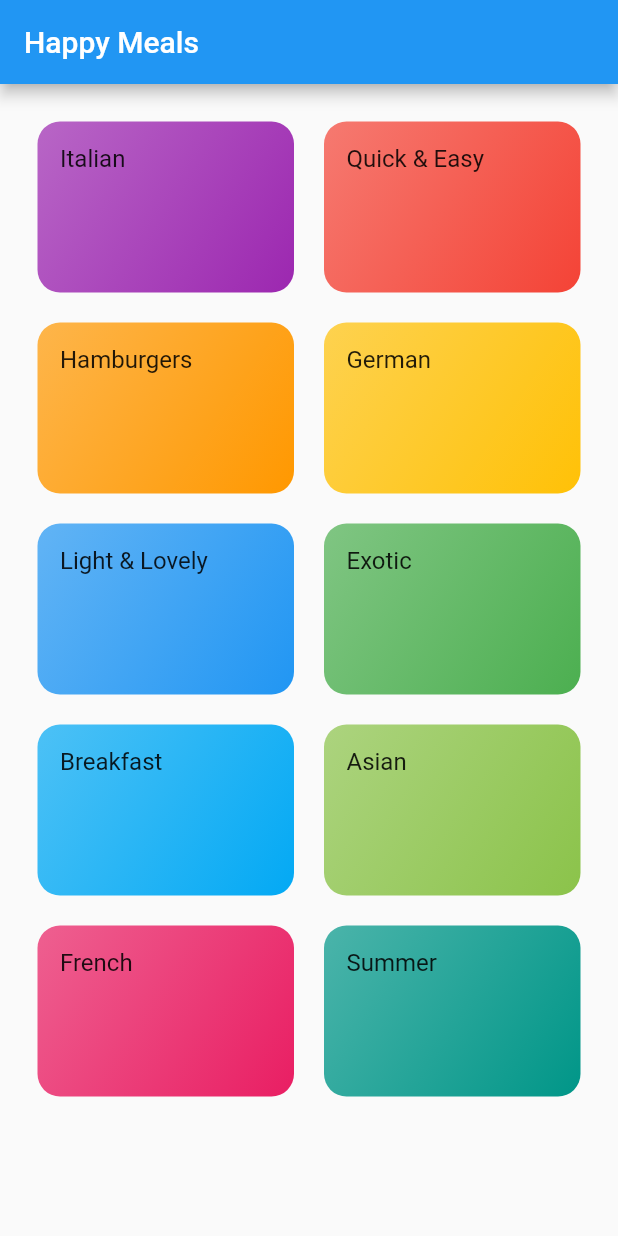
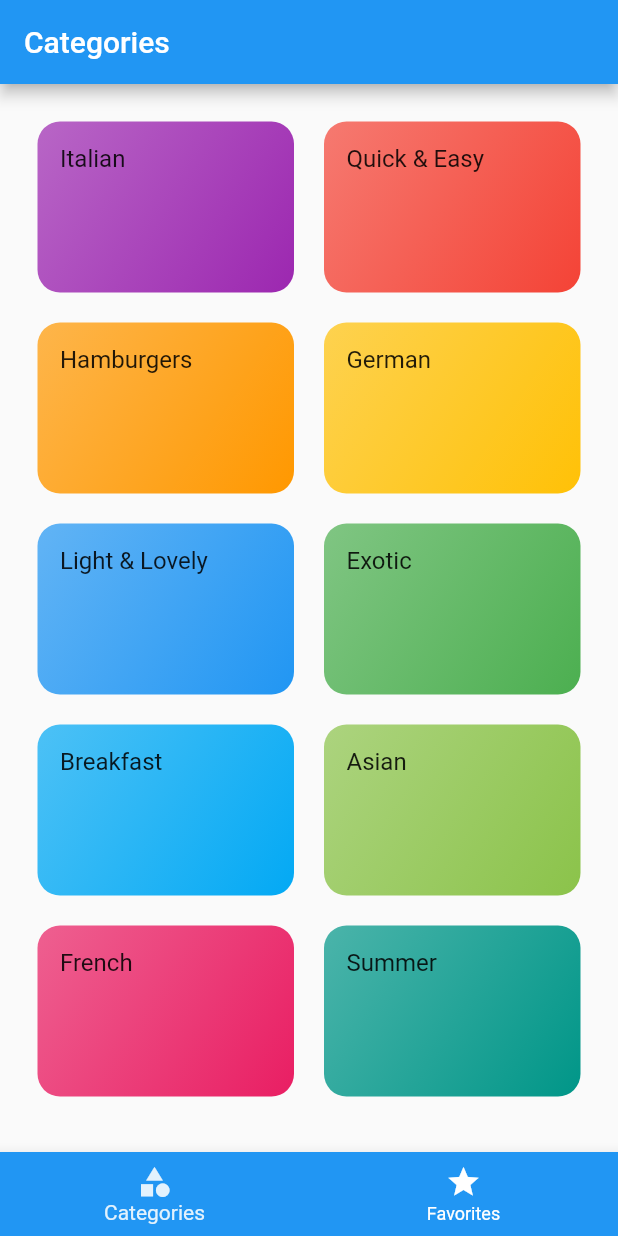
Before and after one commit to williamdeli/Project_Flutter_MealApp, a Flutter app: the screen it shows after launch, on a phone screen of 412 x 824 dp. Run offline on Flutter 3.47's test engine with Material 2 defaults, Android fonts, the phone set to English and light mode, and no system bars.

Commit message:
Step 12. Integrate TabScreen into meal app

```diff
--- a/lib/categories_screen.dart
+++ b/lib/categories_screen.dart
@@ -8,9 +8,9 @@ class CategoriesScreen extends StatelessWidget {
   @override
   Widget build(BuildContext context) {
     return Scaffold(
-      appBar: AppBar(
-        title: const Text('Happy Meals'),
-      ),
+      // appBar: AppBar(
+      //   title: const Text('Happy Meals'),
+      // ),
       body: GridView(
         padding: const EdgeInsets.all(25),
         gridDelegate: const SliverGridDelegateWithMaxCrossAxisExtent(
--- /dev/null
+++ b/lib/favorite_screen.dart
@@ -0,0 +1,12 @@
+import 'package:flutter/material.dart';
+
+class FavoriteScreen extends StatelessWidget {
+  const FavoriteScreen({super.key});
+
+  @override
+  Widget build(BuildContext context) {
+    return const Center(
+      child: Text('Favorite Screen'),
+    );
+  }
+}
--- a/lib/main.dart
+++ b/lib/main.dart
@@ -3,6 +3,7 @@ import 'package:flutter/material.dart';
 import 'categories_screen.dart';
 import 'recipe_screen.dart';
 import 'detail_screen.dart';
+import 'tabs_screen.dart';
 
 void main() {
   runApp(const MainApp());
@@ -18,7 +19,7 @@ class MainApp extends StatelessWidget {
       theme: ThemeData(primarySwatch: Colors.blue),
       // home: const CategoriesScreen(),
       routes: {
-        '/': (context) => const CategoriesScreen(),
+        '/': (context) => const TabsScreen(),
         RecipeScreen.routeName: (context) => const RecipeScreen(),
         DetailScreen.routeName: (context) => const DetailScreen(),
       },
--- /dev/null
+++ b/lib/tabs_screen.dart
@@ -0,0 +1,49 @@
+import 'package:flutter/material.dart';
+import 'categories_screen.dart';
+import 'favorite_screen.dart';
+
+class TabsScreen extends StatefulWidget {
+  const TabsScreen({super.key});
+
+  @override
+  _TabsScreenState createState() => _TabsScreenState();
+}
+
+class _TabsScreenState extends State<TabsScreen> {
+  final List _pages = [
+    {'page': const CategoriesScreen(), 'title': 'Categories'},
+    {'page': const FavoriteScreen(), 'title': 'Favorites'},
+  ];
+  int _selectedPageIndex = 0;
+
+  void _selectPage(int index) {
+    setState(() {
+      _selectedPageIndex = index;
+    });
+  }
+
+  @override
+  Widget build(BuildContext context) {
+    return Scaffold(
+      appBar: AppBar(title: Text(_pages[_selectedPageIndex]['title'])),
+      body: _pages[_selectedPageIndex]['page'],
+      bottomNavigationBar: BottomNavigationBar(
+        onTap: _selectPage,
+        backgroundColor: Theme.of(context).primaryColor,
+        unselectedItemColor: Colors.white,
+        selectedItemColor: Theme.of(context).secondaryHeaderColor,
+        currentIndex: _selectedPageIndex,
+        items: const [
+          BottomNavigationBarItem(
+            icon: Icon(Icons.category),
+            label: 'Categories',
+          ),
+          BottomNavigationBarItem(
+            icon: Icon(Icons.star),
+            label: 'Favorites',
+          ),
+        ],
+      ),
+    );
+  }
+}
```
